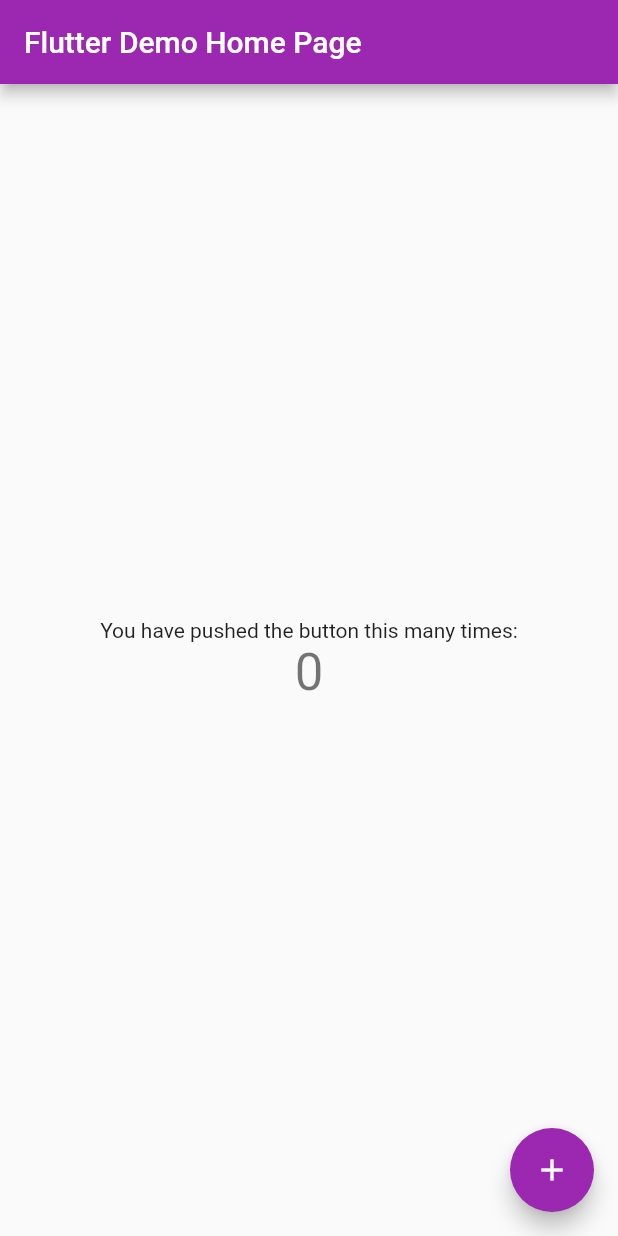
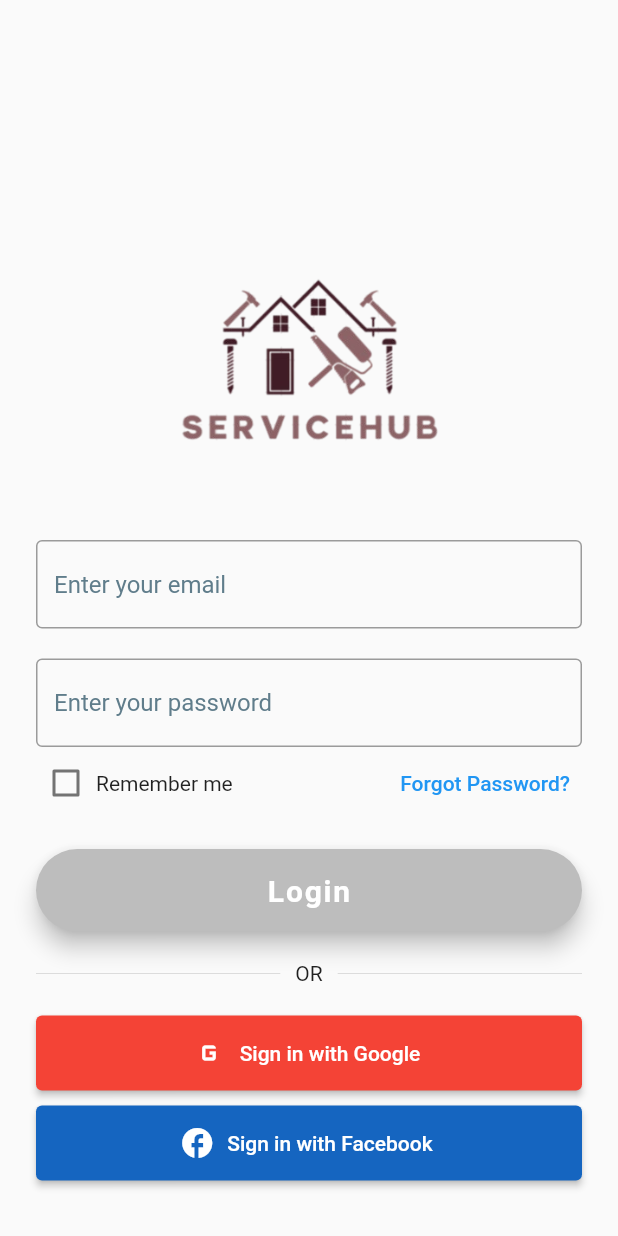
Before and after one commit to Sara-Qadi/Mobile-Service-Hub, a Flutter app: the screen it shows after launch, on a phone screen of 412 x 824 dp. Run offline on Flutter 3.47's test engine with Material 2 defaults, Android fonts, the phone set to English and light mode, and no system bars.

Commit message:
first page

```diff
--- a/lib/main.dart
+++ b/lib/main.dart
@@ -1,115 +1,18 @@
 import 'package:flutter/material.dart';
+import 'package:mobile_service_hub/screens/login.dart';
+
 
 void main() {
-  runApp(const MyApp());
+  runApp(MyApp());
 }
 
 class MyApp extends StatelessWidget {
-  const MyApp({super.key});
-
-  // This widget is the root of your application.
   @override
   Widget build(BuildContext context) {
     return MaterialApp(
-      title: 'Flutter Demo',
-      theme: ThemeData(
-        // This is the theme of your application.
-        //
-        // Try running your application with "flutter run". You'll see the
-        // application has a blue toolbar. Then, without quitting the app, try
-        // changing the primarySwatch below to Colors.green and then invoke
-        // "hot reload" (press "r" in the console where you ran "flutter run",
-        // or simply save your changes to "hot reload" in a Flutter IDE).
-        // Notice that the counter didn't reset back to zero; the application
-        // is not restarted.
-        primarySwatch: Colors.purple,
-      ),
-      home: const MyHomePage(title: 'Flutter Demo Home Page'),
+      title: 'Login App',
+      home: LoginScreen(),
+      debugShowCheckedModeBanner: false,
     );
   }
 }
-
-class MyHomePage extends StatefulWidget {
-  const MyHomePage({super.key, required this.title});
-
-  // This widget is the home page of your application. It is stateful, meaning
-  // that it has a State object (defined below) that contains fields that affect
-  // how it looks.
-
-  // This class is the configuration for the state. It holds the values (in this
-  // case the title) provided by the parent (in this case the App widget) and
-  // used by the build method of the State. Fields in a Widget subclass are
-  // always marked "final".
-
-  final String title;
-
-  @override
-  State<MyHomePage> createState() => _MyHomePageState();
-}
-
-class _MyHomePageState extends State<MyHomePage> {
-  int _counter = 0;
-
-  void _incrementCounter() {
-    setState(() {
-      // This call to setState tells the Flutter framework that something has
-      // changed in this State, which causes it to rerun the build method below
-      // so that the display can reflect the updated values. If we changed
-      // _counter without calling setState(), then the build method would not be
-      // called again, and so nothing would appear to happen.
-      _counter++;
-    });
-  }
-
-  @override
-  Widget build(BuildContext context) {
-    // This method is rerun every time setState is called, for instance as done
-    // by the _incrementCounter method above.
-    //
-    // The Flutter framework has been optimized to make rerunning build methods
-    // fast, so that you can just rebuild anything that needs updating rather
-    // than having to individually change instances of widgets.
-    return Scaffold(
-      appBar: AppBar(
-        // Here we take the value from the MyHomePage object that was created by
-        // the App.build method, and use it to set our appbar title.
-        title: Text(widget.title),
-      ),
-      body: Center(
-        // Center is a layout widget. It takes a single child and positions it
-        // in the middle of the parent.
-        child: Column(
-          // Column is also a layout widget. It takes a list of children and
-          // arranges them vertically. By default, it sizes itself to fit its
-          // children horizontally, and tries to be as tall as its parent.
-          //
-          // Invoke "debug painting" (press "p" in the console, choose the
-          // "Toggle Debug Paint" action from the Flutter Inspector in Android
-          // Studio, or the "Toggle Debug Paint" command in Visual Studio Code)
-          // to see the wireframe for each widget.
-          //
-          // Column has various properties to control how it sizes itself and
-          // how it positions its children. Here we use mainAxisAlignment to
-          // center the children vertically; the main axis here is the vertical
-          // axis because Columns are vertical (the cross axis would be
-          // horizontal).
-          mainAxisAlignment: MainAxisAlignment.center,
-          children: <Widget>[
-            const Text(
-              'You have pushed the button this many times:',
-            ),
-            Text(
-              '$_counter',
-              style: Theme.of(context).textTheme.headlineMedium,
-            ),
-          ],
-        ),
-      ),
-      floatingActionButton: FloatingActionButton(
-        onPressed: _incrementCounter,
-        tooltip: 'Increment',
-        child: const Icon(Icons.add),
-      ), // This trailing comma makes auto-formatting nicer for build methods.
-    );
-  }
-}
--- /dev/null
+++ b/lib/screens/login.dart
@@ -0,0 +1,169 @@
+import 'package:flutter/material.dart';
+
+class LoginScreen extends StatefulWidget {
+  @override
+  _LoginScreenState createState() => _LoginScreenState();
+}
+
+class _LoginScreenState extends State<LoginScreen> {
+  final _emailController = TextEditingController();
+  final _passwordController = TextEditingController();
+  bool _rememberMe = false;
+  bool isButtonEnabled = false;
+
+  void _login() {
+    print('Login Successful');
+  }
+
+  void _updateButtonState() {
+    setState(() {
+      isButtonEnabled = _emailController.text.isNotEmpty && _passwordController.text.isNotEmpty;
+    });
+  }
+
+  @override
+  Widget build(BuildContext context) {
+    return Scaffold(
+      body: Padding(
+        padding: const EdgeInsets.symmetric(horizontal: 24.0),
+        child: Column(
+          crossAxisAlignment: CrossAxisAlignment.stretch,
+          children: [
+            SizedBox(height: 180),
+
+            Center(
+              child: Image.asset(
+                'assets/images/logo.png',
+                height: 120,
+              ),
+            ),
+            SizedBox(height: 60),
+            TextField(
+              controller: _emailController,
+              onChanged: (value) => _updateButtonState(),
+              decoration: InputDecoration(
+                border: OutlineInputBorder(),
+                hintText: "Enter your email",
+                hintStyle: TextStyle(color: Colors.blueGrey),
+              ),
+            ),
+            SizedBox(height: 20),
+            TextField(
+              controller: _passwordController,
+              onChanged: (value) => _updateButtonState(),
+              obscureText: true,
+              decoration: InputDecoration(
+                border: OutlineInputBorder(),
+                hintText: "Enter your password",
+                hintStyle: TextStyle(color: Colors.blueGrey),
+              ),
+            ),
+            Row(
+  mainAxisAlignment: MainAxisAlignment.spaceBetween,
+  children: [
+    Row(
+      children: [
+        Checkbox(
+          value: _rememberMe,
+          onChanged: (value) {
+            setState(() {
+              _rememberMe = value!;
+            });
+          },
+          visualDensity: VisualDensity.compact,
+        ),
+        Text(
+          'Remember me',
+          style: TextStyle(fontSize: 14),
+        ),
+      ],
+    ),
+    TextButton(
+      onPressed: () {
+        // TODO
+      },
+      child: Text(
+        'Forgot Password?',
+        style: TextStyle(fontSize: 14),
+      ),
+    ),
+  ],
+),
+
+            SizedBox(height: 20),
+
+ElevatedButton(
+  style: ButtonStyle(
+    elevation: MaterialStateProperty.all(6),
+    padding: MaterialStateProperty.all(
+      EdgeInsets.symmetric(vertical: 16),
+    ),
+    shape: MaterialStateProperty.all(
+      RoundedRectangleBorder(
+        borderRadius: BorderRadius.circular(30),
+      ),
+    ),
+    backgroundColor: MaterialStateProperty.resolveWith((states) {
+      if (states.contains(MaterialState.pressed)) {
+        return Colors.blueAccent;
+      } else if (states.contains(MaterialState.hovered)) {
+        return Colors.teal;
+      } else if (states.contains(MaterialState.disabled)) {
+        return Colors.grey.shade400;
+      }
+      return Colors.green;
+    }),
+  ),
+  onPressed: isButtonEnabled ? _login : null,
+  child: Text(
+    'Login',
+    style: TextStyle(
+      fontSize: 20,
+      fontWeight: FontWeight.bold,
+      color: Colors.white,
+      letterSpacing: 1.2,
+    ),
+  ),
+),
+
+            SizedBox(height: 20),
+              Row(children: [
+                Expanded(child: Divider()),
+                Padding(
+                  padding: EdgeInsets.symmetric(horizontal: 10),
+                  child: Text("OR"),
+                ),
+                Expanded(child: Divider()),
+              ]),
+              SizedBox(height: 20),
+              ElevatedButton.icon(
+                icon: Icon(Icons.g_mobiledata),
+                label: Text("Sign in with Google"),
+                onPressed: () {
+
+                },
+                style: ElevatedButton.styleFrom(
+                  backgroundColor: Colors.red,
+                  foregroundColor: Colors.white,
+                  minimumSize: Size(double.infinity, 50),
+                ),
+              ),
+              SizedBox(height: 10),
+              ElevatedButton.icon(
+                icon: Icon(Icons.facebook),
+                label: Text("Sign in with Facebook"),
+                onPressed: () {
+
+                },
+                style: ElevatedButton.styleFrom(
+                  backgroundColor: Colors.blue.shade800,
+                  foregroundColor: Colors.white,
+                  minimumSize: Size(double.infinity, 50),
+                ),
+              ),
+          ],
+        ),
+      ),
+    );
+  }
+}
--- a/pubspec.yaml
+++ b/pubspec.yaml
@@ -52,6 +52,8 @@ dev_dependencies:
 
 # The following section is specific to Flutter packages.
 flutter:
+  assets:
+    - assets/images/
 
   # The following line ensures that the Material Icons font is
   # included with your application, so that you can use the icons in
```
Also changed, not shown: assets/images/logo.png (added).
